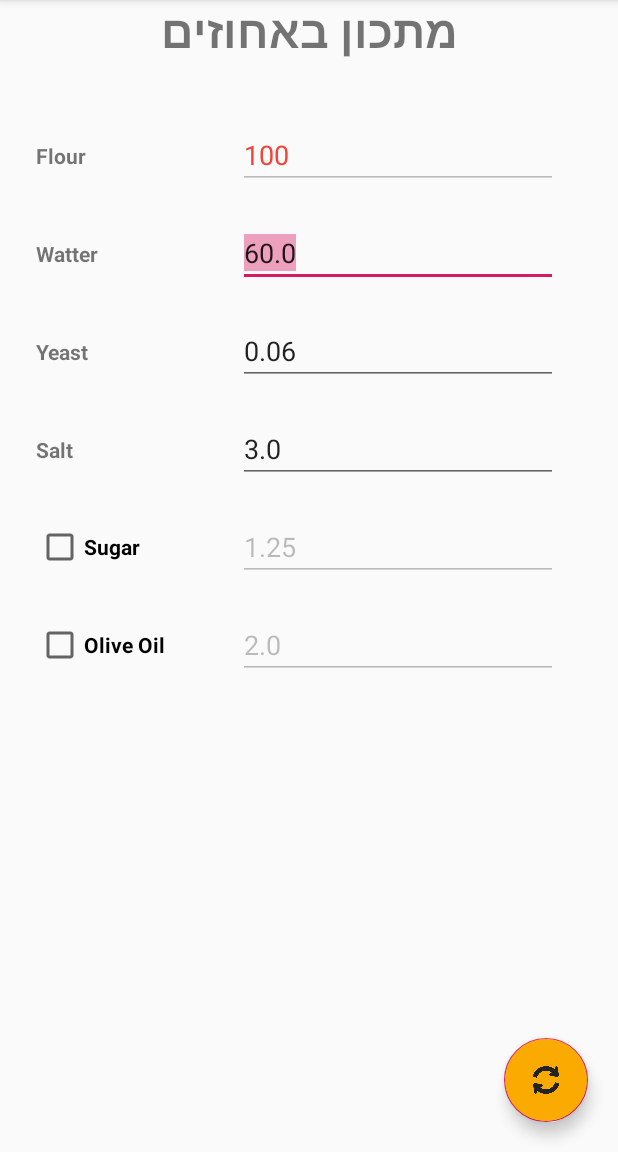
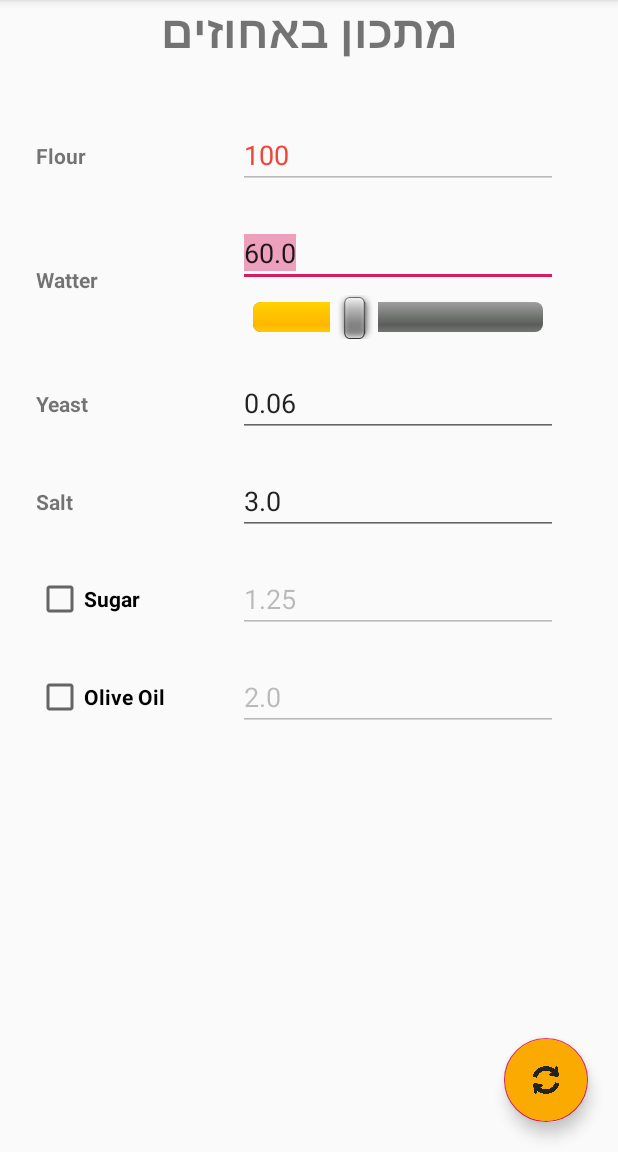
Before and after one commit to C64HexCoder/PizaCalc, an Android app: the BakersRecipe screen opened directly, with no data from a screen before it, on a phone screen of 412 x 824 dp, the part 84-1236 px from its top. Run offline under Robolectric (Android 15) with nearby library versions, the phone set to English and light mode, and no system bars.

Commit message:
added Watter SeekBar in BakersRecipe.

```diff
--- a/app/src/main/java/com/shelly/pizzacalc/BakersRecipe.java
+++ b/app/src/main/java/com/shelly/pizzacalc/BakersRecipe.java
@@ -5,11 +5,14 @@ import androidx.appcompat.app.AppCompatActivity;
 import android.app.AlertDialog;
 import android.content.Intent;
 import android.os.Bundle;
+import android.view.KeyEvent;
 import android.view.View;
 import android.widget.CheckBox;
 import android.widget.CompoundButton;
 import android.widget.EditText;
+import android.widget.SeekBar;
 import android.widget.TextView;
+import android.widget.Toast;
 
 import com.google.android.material.floatingactionbutton.FloatingActionButton;
 
@@ -26,11 +29,13 @@ public class BakersRecipe extends AppCompatActivity {
 
         final PizzaRecipe pizzaReciepe = PizzaRecipe.getInstance();
 
+        // Initiolize the Views
         FloatingActionButton button = findViewById(R.id.updateFloatingButton);
         final CheckBox sugarCB = findViewById(R.id.sugarCB), oliveOilCB = findViewById(R.id.oliveOilCB);
         final EditText sugarET = findViewById(R.id.sugarEd), olivOildET = findViewById(R.id.oliveOilEd), flourET = findViewById(R.id.flourEd),
         watterET = findViewById(R.id.watterEd), yeastET = findViewById(R.id.yeastEd), saltET = findViewById(R.id.saltEd);
         TextView yeastTV = findViewById(R.id.yestTV);
+        final SeekBar watterSeekBar = findViewById(R.id.watterSeekBar);
 
         if (pizzaReciepe.yeastType == PizzaRecipe.YeastType.DryInstant)
             yeastTV.setText(R.string.dryInstant);
@@ -40,6 +45,7 @@ public class BakersRecipe extends AppCompatActivity {
             yeastTV.setText(R.string.freshYeast);
 
         watterET.setText(String.valueOf(pizzaReciepe.watterInPercentage));
+        watterSeekBar.setProgress((int) pizzaReciepe.watterInPercentage - 55);
         yeastET.setText(String.valueOf(pizzaReciepe.yeastInPercentage));
         saltET.setText(String.valueOf(pizzaReciepe.saltInPercentage));
         sugarET.setText(String.valueOf(pizzaReciepe.sugarInPercentage));
@@ -67,7 +73,32 @@ public class BakersRecipe extends AppCompatActivity {
         }
 
 
+        watterET.setOnFocusChangeListener(new View.OnFocusChangeListener() {
+            @Override
+            public void onFocusChange(View v, boolean hasFocus) {
+                if (hasFocus == false) {
+                    //Toast.makeText(getApplicationContext(),"Out of focus "+watterET.getText().toString(),Toast.LENGTH_LONG).show();
+                    watterSeekBar.setProgress(Integer.valueOf(watterET.getText().toString())-55);
+                }
+            }
+        });
 
+        watterSeekBar.setOnSeekBarChangeListener(new SeekBar.OnSeekBarChangeListener() {
+            @Override
+            public void onProgressChanged(SeekBar seekBar, int progress, boolean fromUser) {
+                watterET.setText(String.valueOf(progress+55));
+            }
+
+            @Override
+            public void onStartTrackingTouch(SeekBar seekBar) {
+
+            }
+
+            @Override
+            public void onStopTrackingTouch(SeekBar seekBar) {
+
+            }
+        });
 
         button.setOnClickListener(new View.OnClickListener() {
             @Override
--- a/app/src/main/res/layout/activity_bakers_recipe.xml
+++ b/app/src/main/res/layout/activity_bakers_recipe.xml
@@ -44,9 +44,9 @@
         android:inputType="numberDecimal"
         android:selectAllOnFocus="true"
         android:text="0.06"
-        app:layout_constraintEnd_toEndOf="@+id/watterEd"
-        app:layout_constraintStart_toStartOf="@+id/watterEd"
-        app:layout_constraintTop_toBottomOf="@+id/watterEd" />
+        app:layout_constraintEnd_toEndOf="@+id/watterSeekBar"
+        app:layout_constraintStart_toStartOf="@+id/watterSeekBar"
+        app:layout_constraintTop_toBottomOf="@+id/watterSeekBar" />
 
     <EditText
         android:id="@+id/saltEd"
@@ -111,7 +111,7 @@
         android:paddingRight="6dp"
         android:text="@string/watter"
         android:textStyle="bold"
-        app:layout_constraintBottom_toBottomOf="@+id/watterEd"
+        app:layout_constraintBottom_toBottomOf="@+id/watterSeekBar"
         app:layout_constraintStart_toStartOf="@+id/textView7"
         app:layout_constraintTop_toTopOf="@+id/watterEd" />
 
@@ -184,4 +184,19 @@
         app:layout_constraintBottom_toBottomOf="parent"
         app:layout_constraintEnd_toEndOf="parent" />
 
+    <SeekBar
+        android:id="@+id/watterSeekBar"
+        style="@android:style/Widget.SeekBar"
+        android:layout_width="0dp"
+        android:layout_height="wrap_content"
+        android:layout_marginTop="5dp"
+        android:max="15"
+        android:paddingStart="10dip"
+        android:paddingEnd="10dip"
+        android:progress="10"
+        android:soundEffectsEnabled="true"
+        app:layout_constraintEnd_toEndOf="@+id/watterEd"
+        app:layout_constraintStart_toStartOf="@+id/watterEd"
+        app:layout_constraintTop_toBottomOf="@+id/watterEd" />
+
 </androidx.constraintlayout.widget.ConstraintLayout>
```
